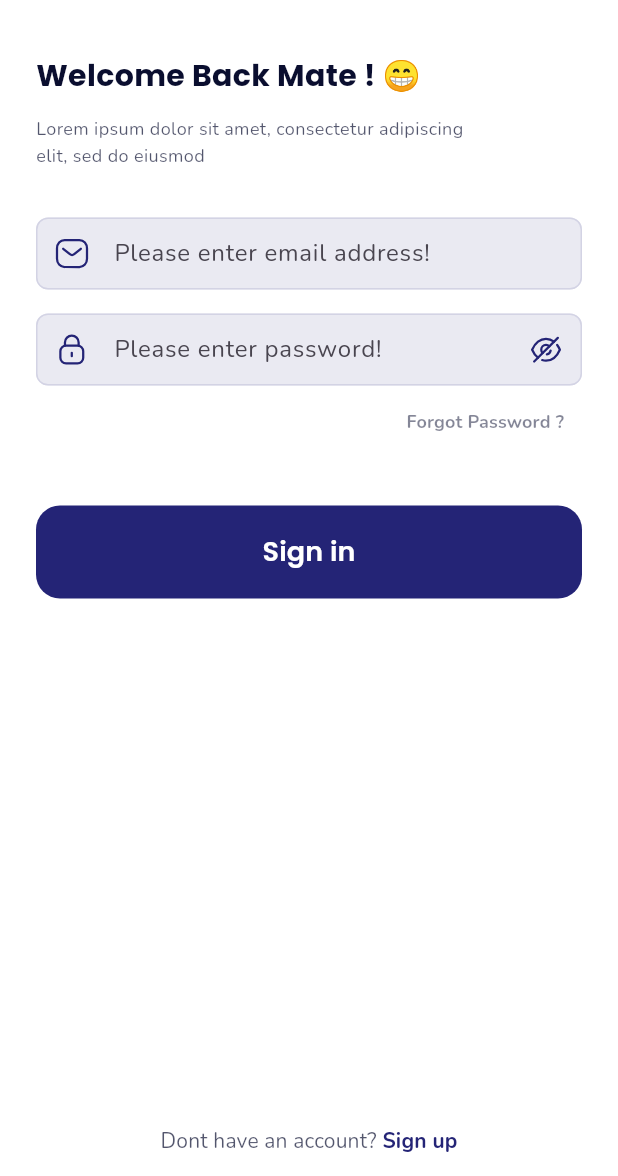
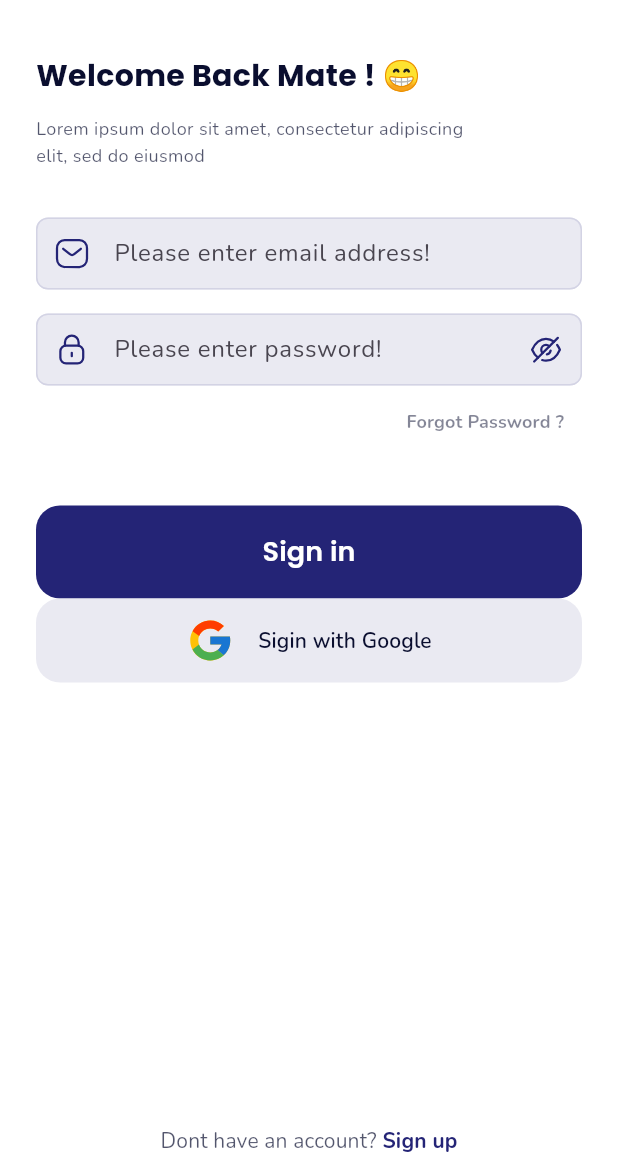
Before and after one commit to Swapnayg/shop_app, a Flutter app: the screen it shows after launch, after a tap on "Get Started", on a phone screen of 412 x 824 dp, the part 60-1236 px from its top. Run offline on Flutter 3.47's test engine with Material 3 defaults, Android fonts, the phone set to English and light mode, and no system bars; our stand-ins replace cloud_firestore, email_validator, firebase_auth, firebase_core, flutter_svg, google_sign_in and 2 more; accounts and stored records are empty.

Commit message:
updated with google signin

```diff
--- a/lib/views/screens/login_page.dart
+++ b/lib/views/screens/login_page.dart
@@ -221,7 +221,7 @@ class _LoginPageState extends State<LoginPage> {
                 fontSize: 14.0,
                 color: Colors.red,
               ),
-              children: <TextSpan>[TextSpan(text: '$l_error_lbl')],
+              children: <TextSpan>[TextSpan(text: l_error_lbl)],
             ),
           ),
           RichText(
@@ -230,7 +230,7 @@ class _LoginPageState extends State<LoginPage> {
                 fontSize: 14.0,
                 color: Colors.green,
               ),
-              children: <TextSpan>[TextSpan(text: '$l_lbl_sucess')],
+              children: <TextSpan>[TextSpan(text: l_lbl_sucess)],
             ),
           ),
           // Sign In button
@@ -242,20 +242,20 @@ class _LoginPageState extends State<LoginPage> {
                 if (_l_email.text.isNotEmpty && _l_password.text.isNotEmpty) {
                   if (_l_email_validate) {
                     l_error_lbl = "";
-                    String error_l_val = '';
+                    String errorLVal = '';
                     _login().then((value) {
-                      error_l_val = value;
+                      errorLVal = value;
                       Timer(const Duration(seconds: 1), () {
                         setState(() {
-                          if (error_l_val == "mail") {
+                          if (errorLVal == "mail") {
                             l_error_lbl = "Please verify your account.";
                             l_lbl_sucess = "";
-                          } else if (error_l_val == "sucess") {
+                          } else if (errorLVal == "sucess") {
                             l_lbl_sucess = "Account verified.";
                             l_error_lbl = "";
                             Navigator.of(context).push(MaterialPageRoute(
                                 builder: (context) => const PageSwitcher()));
-                          } else if (error_l_val == "not") {
+                          } else if (errorLVal == "not") {
                             l_error_lbl = "User not found.";
                             l_lbl_sucess = "";
                           } else {
@@ -289,6 +289,43 @@ class _LoginPageState extends State<LoginPage> {
                   fontFamily: 'poppins'),
             ),
           ),
+          ElevatedButton(
+            onPressed: () async {
+              await _auth.signInWithGoogle().then((c_user) {
+                if (c_user == "success") {
+                  Navigator.of(context).push(MaterialPageRoute(
+                      builder: (context) => const PageSwitcher()));
+                }
+              });
+            },
+            style: ElevatedButton.styleFrom(
+              foregroundColor: AppColor.primary,
+              padding: const EdgeInsets.symmetric(horizontal: 36, vertical: 12),
+              backgroundColor: AppColor.primarySoft,
+              shape: RoundedRectangleBorder(
+                  borderRadius: BorderRadius.circular(16)),
+              elevation: 0,
+              shadowColor: Colors.transparent,
+            ),
+            child: Row(
+              mainAxisAlignment: MainAxisAlignment.center,
+              children: [
+                SvgPicture.asset(
+                  'assets/icons/Google.svg',
+                ),
+                Container(
+                  margin: const EdgeInsets.only(left: 16),
+                  child: const Text(
+                    'Sigin with Google',
+                    style: TextStyle(
+                      color: AppColor.secondary,
+                      fontWeight: FontWeight.w600,
+                    ),
+                  ),
+                )
+              ],
+            ),
+          ),
         ],
       ),
     );
--- a/pubspec.yaml
+++ b/pubspec.yaml
@@ -43,6 +43,7 @@ dependencies:
   shared_preferences: ^2.3.2
   google_sign_in: any
   email_validator: any
+  provider: any
   # smooth_star_rating: any
   # pecahan_rupiah: any
 
```
Also changed, not shown: lib/views/screens/auth_service.dart (+89 -6 lines), lib/views/screens/forgotpassword.dart (+8 -8 lines), lib/views/screens/register_page.dart (+24 -15 lines), pubspec.lock.
